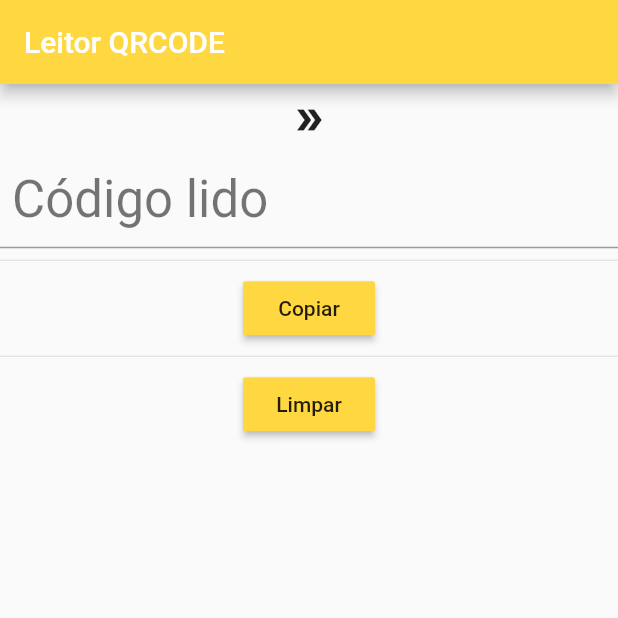
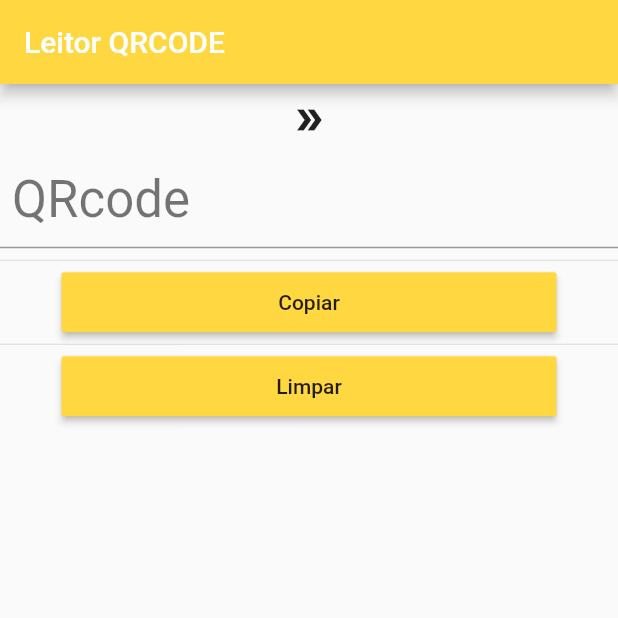
Before and after one commit to marcosradix/qrcode_reader, a Flutter app: the screen it shows after launch, on a phone screen of 412 x 824 dp, the top half of it. Run offline on Flutter 3.47's test engine with Material 2 defaults, Android fonts, the phone set to English and light mode, and no system bars; missing offline and left inert: barcode_scan.

Commit message:
botões maiores

```diff
--- a/lib/main.dart
+++ b/lib/main.dart
@@ -48,14 +48,17 @@ class _MyAppState extends State<MyApp> {
                       new TextEditingValue(text: barcode)),
                   style: Theme.of(context).textTheme.body2,
                   decoration: new InputDecoration(
-                    hintText: 'aqui os dados.',
-                    labelText: "Código lido",
+                    hintText: 'aqui ficará o código encontrado.',
+                    labelText: "QRcode",
                     labelStyle: Theme.of(context).textTheme.display1,
                     contentPadding: new EdgeInsets.all(8.0),
                   ),
                 ),
                 new Divider(),
-                new RaisedButton(
+                new Container(
+                  width: 330.0,
+                  height: 40.0,
+                  child: new RaisedButton(
                     color: Colors.amberAccent,
                     child: new Text("Copiar"),
                     onPressed: () {
@@ -63,13 +66,18 @@ class _MyAppState extends State<MyApp> {
                       this._scaffoldKey.currentState.showSnackBar(snackBar);
                     },
                   ),
+                ),
                 new Divider(),
-                new RaisedButton(
+                new Container(
+                  width: 330.0,
+                  height: 40.0,
+                  child: new RaisedButton(
                     color: Colors.amberAccent,
                     child: new Text("Limpar"),
                     onPressed: () {
                       setState(() => barcode = "");
                     },
+                  ),
                 ),
               ],
             ),
```
Lines whose indentation alone changed are shown as unchanged.
